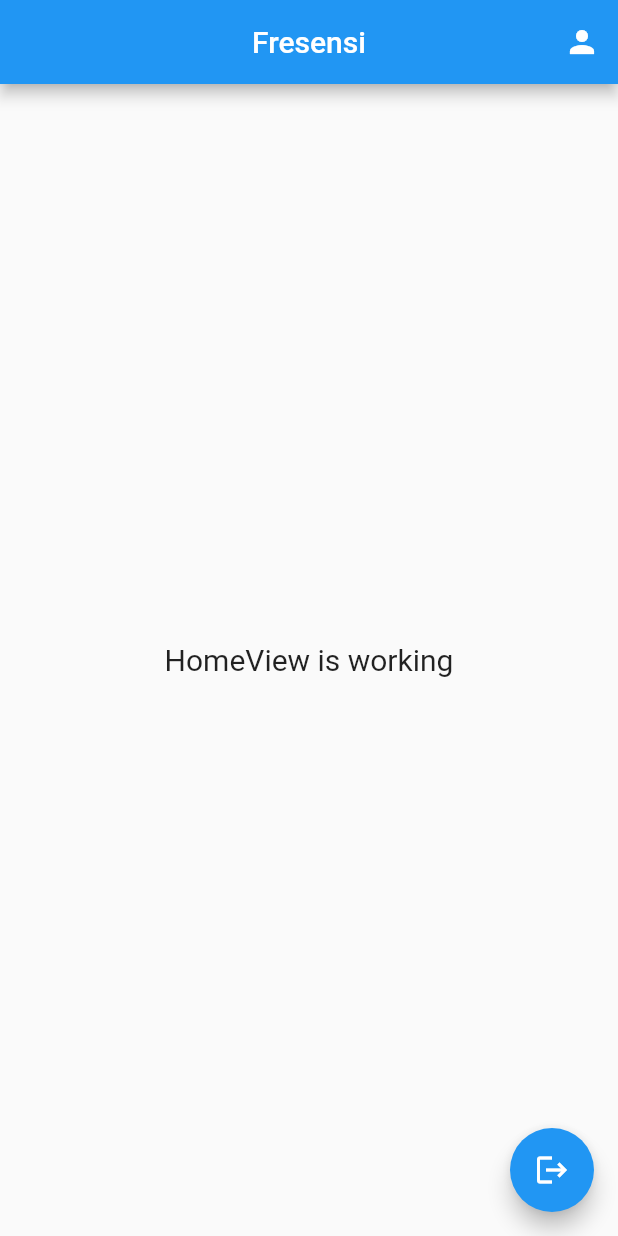
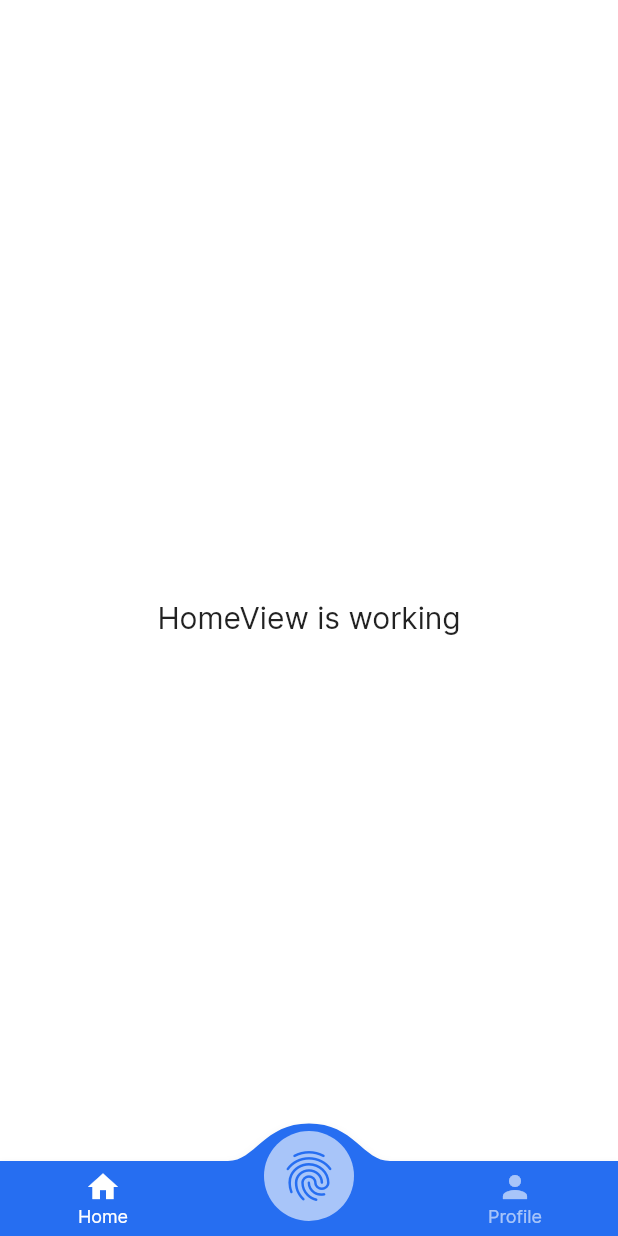
Before and after one commit to superosystem/fresensi, a Flutter app: the HomeView screen opened by its route, on a phone screen of 412 x 824 dp. Run offline on Flutter 3.47's test engine with Material 2 defaults, Android fonts, the phone set to English and light mode, and no system bars; drawn by our look-alikes of convex_bottom_bar; our stand-ins replace cloud_firestore, firebase_auth, firebase_core, firebase_storage, flutter_svg, get and 1 more; accounts and stored records are empty.

Commit message:
add navigation bar

```diff
--- /dev/null
+++ b/lib/app/controllers/PageIndexController.dart
@@ -0,0 +1,24 @@
+import 'package:flutter/foundation.dart';
+import 'package:fresensi/app/routes/app_pages.dart';
+import 'package:get/get.dart';
+
+class PageIndexController extends GetxController {
+  RxInt pageIndex = 0.obs;
+
+  void changePage(int index) async {
+    pageIndex.value = index;
+    switch (index) {
+      case 1:
+        if (kDebugMode) {
+          print("INFO: DO PRESENCE");
+        }
+        break;
+      case 2:
+        Get.offAllNamed(Routes.PROFILE);
+        break;
+      default:
+        Get.offAllNamed(Routes.HOME);
+        break;
+    }
+  }
+}
--- a/lib/app/modules/account/update_profile/controllers/update_profile_controller.dart
+++ b/lib/app/modules/account/update_profile/controllers/update_profile_controller.dart
@@ -51,6 +51,7 @@ class UpdateProfileController extends GetxController {
           File file = File(image!.path);
           String ext = image!.name.split(".").last;
           String upDir = "$uid/avatar.$ext";
+          // on upload avatar
           await storage.ref(upDir).putFile(file);
           String avatarUrl = await storage.ref(upDir).getDownloadURL();
 
--- a/lib/app/modules/home/views/home_view.dart
+++ b/lib/app/modules/home/views/home_view.dart
@@ -1,58 +1,39 @@
 import 'package:cloud_firestore/cloud_firestore.dart';
-import 'package:firebase_auth/firebase_auth.dart';
+import 'package:convex_bottom_bar/convex_bottom_bar.dart';
 import 'package:flutter/material.dart';
+import 'package:fresensi/app/controllers/PageIndexController.dart';
+import 'package:fresensi/app/data/app_color.dart';
 import 'package:fresensi/app/routes/app_pages.dart';
+import 'package:fresensi/app/widgets/bottom_navbar_custom.dart';
 import 'package:get/get.dart';
 
 import '../controllers/home_controller.dart';
 
 class HomeView extends GetView<HomeController> {
-  const HomeView({Key? key}) : super(key: key);
+  final pageIndexC = Get.find<PageIndexController>();
+
+  HomeView({Key? key}) : super(key: key);
 
   @override
   Widget build(BuildContext context) {
     return Scaffold(
-      appBar: AppBar(
-        title: const Text('Fresensi'),
-        centerTitle: true,
-        actions: [
-          IconButton(
-            onPressed: () => Get.toNamed(Routes.PROFILE),
-            icon: const Icon(Icons.person),
-          ),
-        ],
-        leading: StreamBuilder<DocumentSnapshot<Map<String, dynamic>>>(
-          stream: controller.streamRole(),
-          builder: (BuildContext context, AsyncSnapshot<dynamic> snapshot) {
-            if (snapshot.connectionState == ConnectionState.waiting) {
-              return const SizedBox();
-            }
-            // getting role user on database
-            String role = snapshot.data!.data()!["role"];
-            if (role == "admin") {
-              // for admin role
-              return IconButton(
-                onPressed: () => Get.toNamed(Routes.ADD_EMPLOYEE),
-                icon: const Icon(Icons.person_add_alt_1_rounded),
-              );
-            } else {
-              return const SizedBox();
-            }
-          },
-        ),
-      ),
       body: const Center(
         child: Text(
           'HomeView is working',
           style: TextStyle(fontSize: 20),
         ),
       ),
-      floatingActionButton: FloatingActionButton(
-        onPressed: () async {
-          await FirebaseAuth.instance.signOut();
-          Get.offAllNamed(Routes.LOGIN);
-        },
-        child: const Icon(Icons.logout),
+      extendBody: true,
+      bottomNavigationBar: ConvexAppBar(
+        backgroundColor: AppColor.primary,
+        style: TabStyle.fixedCircle,
+        items: const [
+          TabItem(icon: Icons.home, title: "Home"),
+          TabItem(icon: Icons.fingerprint, title: "Attend"),
+          TabItem(icon: Icons.person, title: "Profile"),
+        ],
+        initialActiveIndex: pageIndexC.pageIndex.value,
+        onTap: (int index) => pageIndexC.changePage(index),
       ),
     );
   }
--- a/pubspec.yaml
+++ b/pubspec.yaml
@@ -22,6 +22,7 @@ dependencies:
   image_picker: ^0.8.7+4
   path_provider: ^2.0.14
   firebase_storage: ^11.1.1
+  convex_bottom_bar: ^3.2.0
 
 dev_dependencies:
   flutter_lints: ^2.0.0
```
Also changed, not shown: lib/app/modules/account/profile/views/profile_view.dart (+18 -7 lines), lib/app/routes/app_pages.dart (+14 -6 lines), lib/app/widgets/bottom_navbar_custom.dart (added, +143 -0 lines), lib/main.dart (+7 -1 lines), pubspec.lock.
